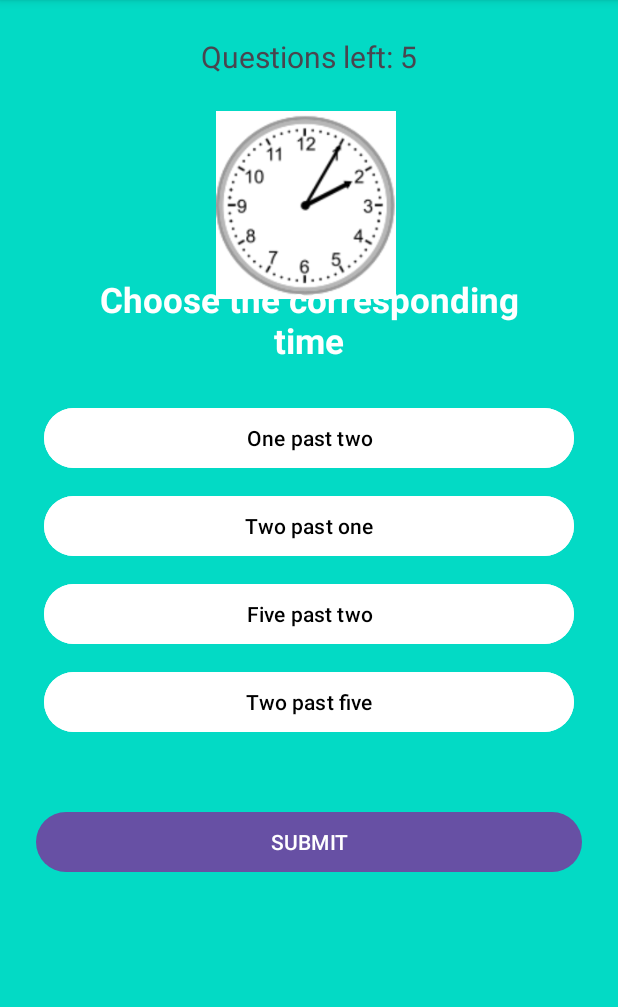
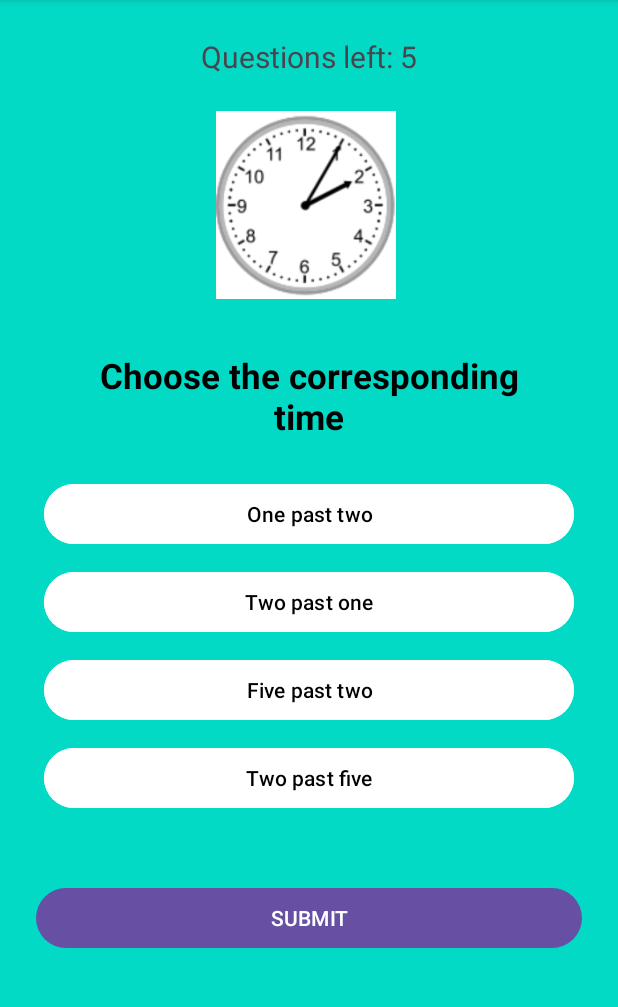
Before and after one commit to furkangomleksiz/CMP2004, an Android app: the AnalogClock screen opened directly, with no data from a screen before it, on a phone screen of 412 x 824 dp, the part 96-1103 px from its top. Run offline under Robolectric (Android 15) with nearby library versions, the phone set to English and light mode, and no system bars.

Commit message:
Modified AnalogClock xml layout to prevent question clipping onto the clock image

```diff
--- a/app/src/main/res/layout/activity_analog_clock.xml
+++ b/app/src/main/res/layout/activity_analog_clock.xml
@@ -33,14 +33,14 @@
         android:id="@+id/question"
         android:layout_width="match_parent"
         android:layout_height="wrap_content"
-        android:layout_above="@id/choices_layout"
+        android:layout_below="@id/analogImage"
         android:layout_marginStart="20dp"
         android:layout_marginTop="20dp"
         android:layout_marginEnd="20dp"
         android:layout_marginBottom="20dp"
         android:text="@string/analogQuestion"
         android:textAlignment="center"
-        android:textColor="@color/white"
+        android:textColor="@color/black"
         android:textSize="23sp"
         android:textStyle="bold" />
 
@@ -48,6 +48,7 @@
         android:layout_width="match_parent"
         android:layout_height="wrap_content"
         android:layout_centerInParent="true"
+        android:layout_below="@id/question"
         android:id="@+id/choices_layout"
         android:orientation="vertical">
 
```
